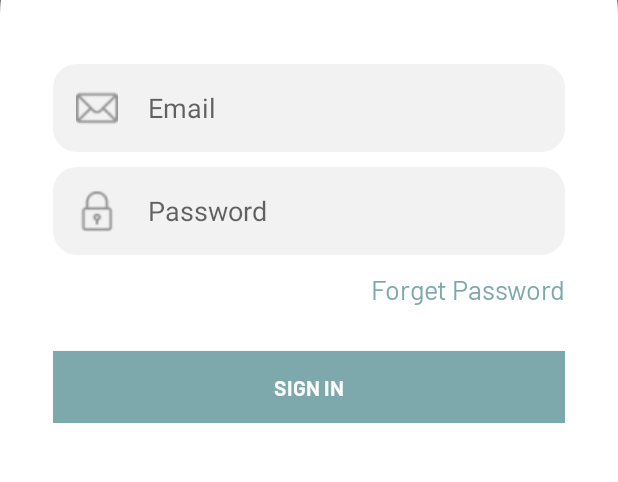
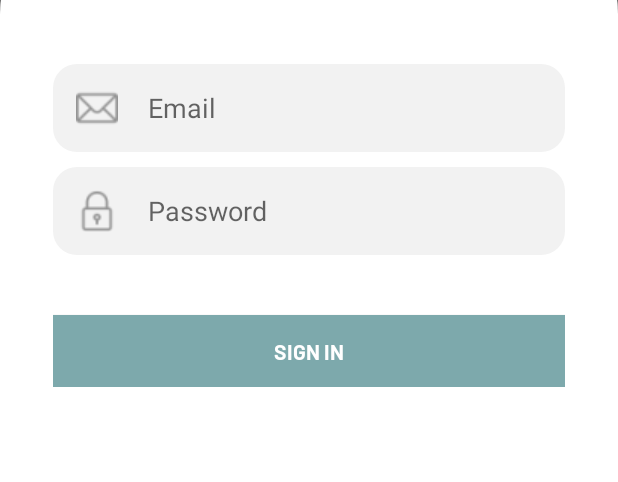
Before and after one commit to piggetro/ANDE, an Android app: the LoginFragment screen opened directly, with no data from a screen before it, on a phone screen of 412 x 824 dp, the part 497-979 px from its top. Run offline under Robolectric (Android 15) with nearby library versions, the phone set to English and light mode, and no system bars.

Commit message:
chore: removed forget password button in fragment_login.xml

```diff
--- a/app/src/main/java/com/example/ande/helpers/DBHandler.java
+++ b/app/src/main/java/com/example/ande/helpers/DBHandler.java
@@ -180,9 +180,6 @@ public class DBHandler extends SQLiteOpenHelper {
                 "('Inspiration exists, but it has to find you working.', 'Pablo Picasso', 'neutral'), " +
                 "('If you want to be happy, set a goal that commands your thoughts, liberates your energy, and inspires your hopes.', 'Andrew Carnegie', 'neutral');";
 
-
-
-        //TODO: ONLY FOR TESTING. Remove this after testing
         String multiRowInsertUser = "INSERT INTO " + TABLE_USER + " (" + KEY_USER_EMAIL + ", " + KEY_USER_USERNAME + ", " + KEY_USER_PASSWORD + ") VALUES " +
                 "('t@gmail.com', 't', 't'), " +
                 "('t2@gmail.com', 't', 't');";
@@ -202,7 +199,6 @@ public class DBHandler extends SQLiteOpenHelper {
         sqLiteDatabase.execSQL(multiRowInsertAngryQuote);
         sqLiteDatabase.execSQL(multiRowInsertNeutralQuote);
 
-        //TODO: ONLY FOR TESTING. Remove this after testing
         sqLiteDatabase.execSQL(multiRowInsertUser);
     }
 
--- a/app/src/main/res/layout/fragment_login.xml
+++ b/app/src/main/res/layout/fragment_login.xml
@@ -40,16 +40,6 @@
                 android:inputType="textPassword"
                 android:padding="15dp" />
 
-            <TextView
-                android:layout_width="match_parent"
-                android:layout_height="wrap_content"
-                android:textColor="#7DA9AC"
-                android:text="Forget Password"
-                android:gravity="end"
-                android:fontFamily="@font/barlow"
-                android:textSize="18sp"
-                />
-
         </LinearLayout>
 
         <Space
```
